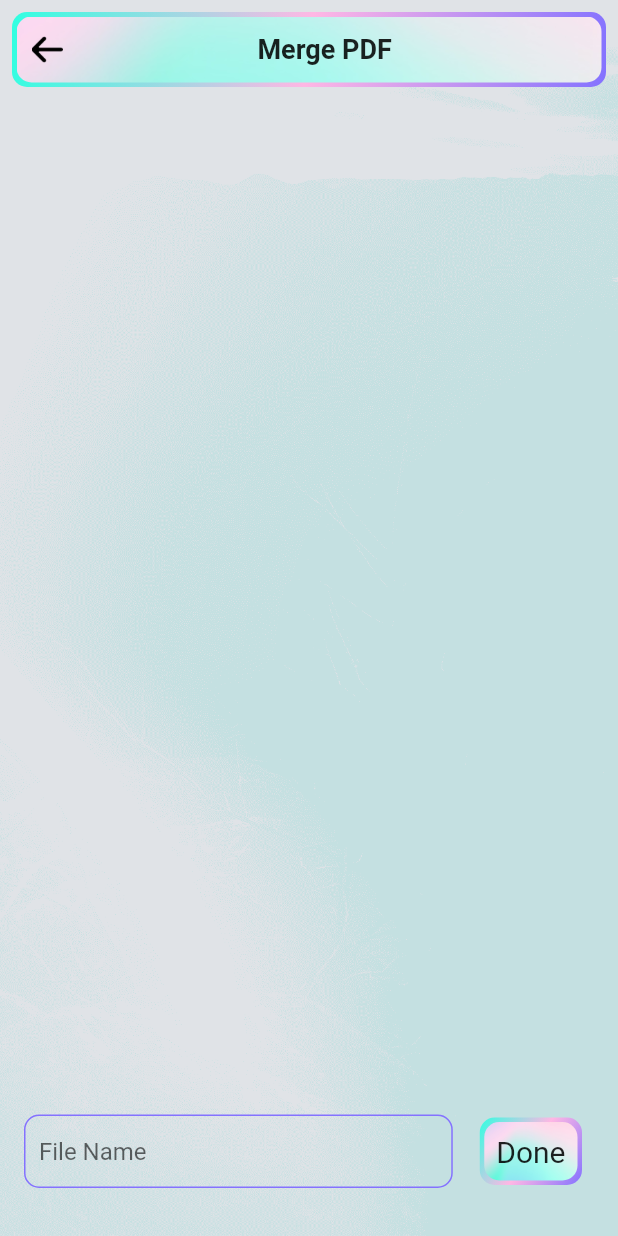
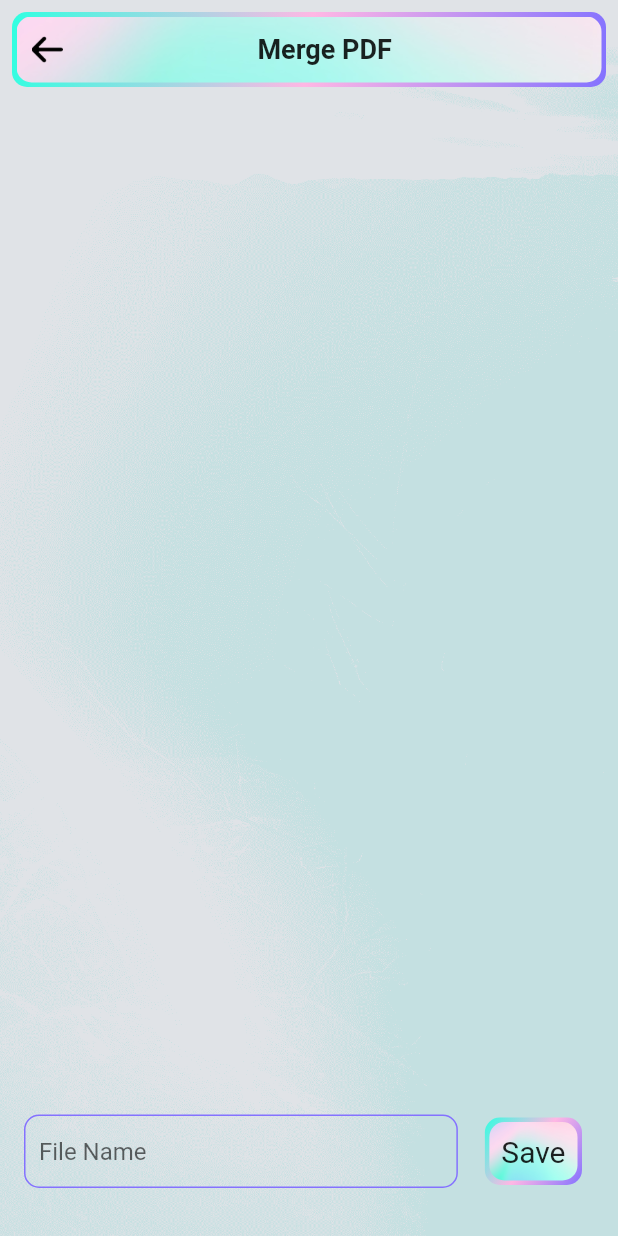
Before and after one commit to rushit5560/PDF_Maker_Project, a Flutter app: the PdfMergeScreen screen opened directly with empty values, on a phone screen of 412 x 824 dp. Run offline on Flutter 3.47's test engine with Material 2 defaults, Android fonts, the phone set to English and light mode, and no system bars; drawn by our look-alikes of reorderable_grid_view; our stand-ins replace file_picker, fluttertoast, get, image_picker, pdf, printing and 1 more; missing offline and left inert: crop_your_image, external_path, pdf_merger, syncfusion_flutter_pdfviewer; accounts and stored records are empty.

Commit message:
Re orderable Grid View in pdf merge screen

```diff
--- /dev/null
+++ b/pdf_maker/lib/controllers/pdf_merge_screen_controller/pdf_merge_screen_controller.dart
@@ -0,0 +1,5 @@
+import 'package:get/get.dart';
+
+class PdfMergeScreenController extends GetxController {
+
+}
--- a/pdf_maker/lib/screens/pdf_merge_screen/pdf_merge_screen.dart
+++ b/pdf_maker/lib/screens/pdf_merge_screen/pdf_merge_screen.dart
@@ -8,6 +8,7 @@ import 'package:pdf_maker/common/common_widgets.dart';
 import 'package:pdf_maker/common/field_validation.dart';
 import 'package:pdf_maker/common/img_url.dart';
 import 'package:pdf_merger/pdf_merger.dart';
+import 'package:reorderable_grid_view/reorderable_grid_view.dart';
 import 'package:syncfusion_flutter_pdfviewer/pdfviewer.dart';
 
 class PdfMergeScreen extends StatefulWidget {
@@ -46,7 +47,27 @@ class _PdfMergeScreenState extends State<PdfMergeScreen> {
                   Expanded(
                     child: Container(
                       margin: const EdgeInsets.all(10),
-                      child: GridView.builder(
+                      child: ReorderableGridView.count(
+                        crossAxisCount: 2,
+                        crossAxisSpacing: 10,
+                        mainAxisSpacing: 10,
+                        onReorder: (oldIndex, newIndex) {
+                          File path = widget.files.removeAt(oldIndex);
+                          widget.files.insert(newIndex, path);
+                        },
+                        children: [
+                          for(int i = 0; i < widget.files.length; i++)
+                            Container(
+                              key: ValueKey(widget.files[i]),
+                              child: SfPdfViewer.file(
+                                File("${widget.files[i]}"),
+                                pageLayoutMode: PdfPageLayoutMode.continuous,
+                              ),
+                            )
+
+                        ],
+                      ),
+                      /*child: GridView.builder(
                         itemCount: widget.files.length,
                         gridDelegate: const SliverGridDelegateWithFixedCrossAxisCount(
                           crossAxisCount: 2,
@@ -59,7 +80,7 @@ class _PdfMergeScreenState extends State<PdfMergeScreen> {
                             pageLayoutMode: PdfPageLayoutMode.continuous,
                           );
                         },
-                      ),
+                      ),*/
                     ),
                   ),
                   customTextField(),
@@ -153,7 +174,7 @@ class _PdfMergeScreenState extends State<PdfMergeScreen> {
                         Padding(
                           padding: EdgeInsets.all(8.0),
                           child: Text(
-                            "Done",
+                            "Save",
                             style: TextStyle(fontSize: 20),
                           ),
                         ),
```
